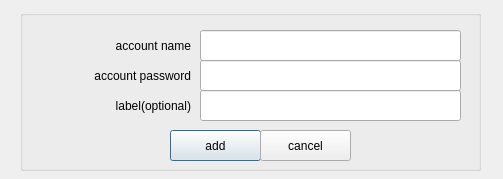
Above: addaccount.ui from mhogomchungu/qCheckGMail before the change. Below: the same form after it.
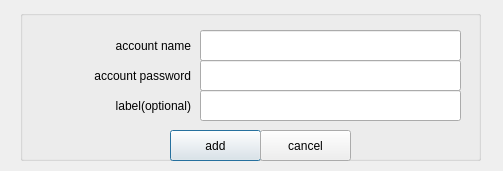
That is the form after the change.

```diff
--- a/addaccount.ui
+++ b/addaccount.ui
@@ -7,7 +7,7 @@
     <x>0</x>
     <y>0</y>
     <width>503</width>
-    <height>179</height>
+    <height>171</height>
    </rect>
   </property>
   <property name="windowTitle">
@@ -19,7 +19,7 @@
      <x>20</x>
      <y>10</y>
      <width>461</width>
-     <height>161</height>
+     <height>151</height>
     </rect>
    </property>
    <property name="title">
```
